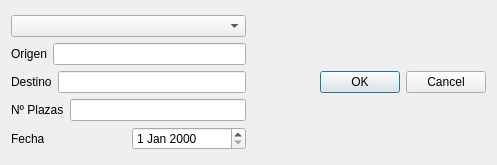
Old version of the form source/dialogNego.ui in the repository hugo19941994/ViajeFacil.
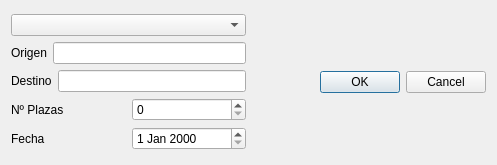
New version of the form.

Commit message: Reemplazados dos lineEdit por spinBox

Patch:
```diff
--- a/source/dialogNego.ui
+++ b/source/dialogNego.ui
@@ -63,7 +63,7 @@
           </widget>
          </item>
          <item>
-          <widget class="QLineEdit" name="linePlazas"/>
+          <widget class="QSpinBox" name="spinBox"/>
          </item>
         </layout>
        </item>
```
The commit also changes 3 other files.
